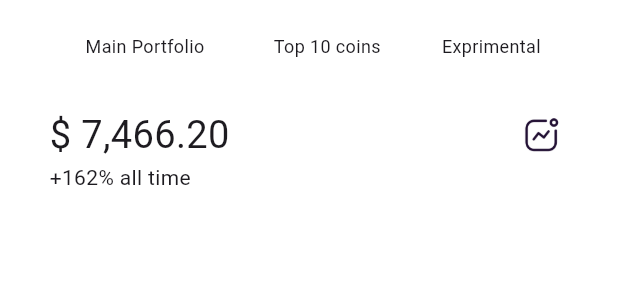
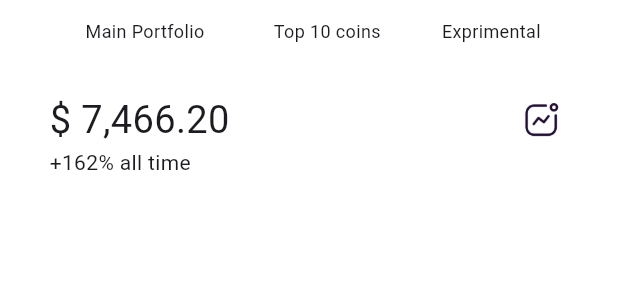
Before and after one commit to mahmoudsaber11/Crypto-App, a Flutter app: the UpperSection widget shown alone on an empty page, opened directly, on a phone screen of 412 x 824 dp. Shown: the top 300 px of the screen. Run offline on Flutter 3.47's test engine with Material 3 defaults, Android fonts, the phone set to English and light mode, and no system bars; our stand-ins replace dio, equatable, flutter_bloc, flutter_screenutil, get_it, syncfusion_flutter_charts; missing offline and left inert: chart_sparkline; network calls fail.

Commit message:
refactor home view

```diff
--- a/lib/features/home/presentation/view/home_view.dart
+++ b/lib/features/home/presentation/view/home_view.dart
@@ -8,7 +8,8 @@ class HomeView extends StatelessWidget {
   const HomeView({super.key});
   @override
   Widget build(BuildContext context) {
-    return Scaffold(
+    return SafeArea(
+      child: Scaffold(
         body: Container(
           decoration: const BoxDecoration(
               gradient: LinearGradient(
@@ -22,6 +23,7 @@ class HomeView extends StatelessWidget {
             children: [UpperSection(), CustomCard()],
           ),
         ),
+      ),
     );
   }
 }
--- a/lib/features/home/presentation/widgets/custom_coin_item_list_view.dart
+++ b/lib/features/home/presentation/widgets/custom_coin_item_list_view.dart
@@ -20,7 +20,7 @@ class CustomCoinItemListView extends StatelessWidget {
         );
       } else if (state is CoinSuccess) {
         return SizedBox(
-          height: MediaQuery.sizeOf(context).height * .36,
+          height: MediaQuery.sizeOf(context).height * .45,
           child: ListView.builder(
               itemCount: state.coinMarket.length,
               itemBuilder: (context, index) {
--- a/lib/features/home/presentation/widgets/upper_section.dart
+++ b/lib/features/home/presentation/widgets/upper_section.dart
@@ -11,7 +11,7 @@ class UpperSection extends StatelessWidget {
   Widget build(BuildContext context) {
     return Padding(
       padding:
-          EdgeInsets.only(right: 30.w, left: 30.w, top: 20.h, bottom: 20.h),
+          EdgeInsets.only(right: 30.w, left: 30.w, top: 10.h, bottom: 20.h),
       child: Column(
         children: [
           Row(
```
Lines whose indentation alone changed are shown as unchanged.
